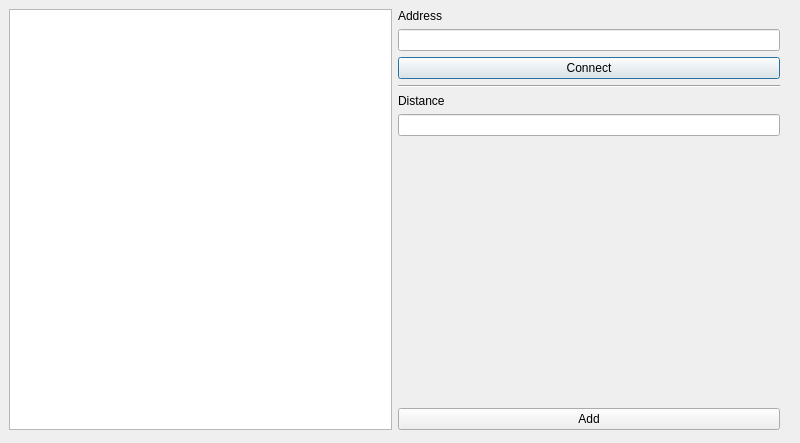
Above: social-distancing-v2/gui/ui/add_camera_dialog.ui from pischule/uni before the change. Below: the same form after it.
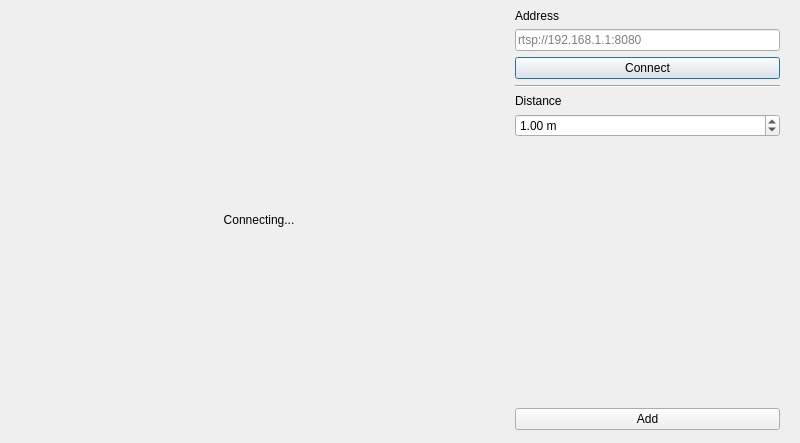
That is the form after the change.

```diff
--- a/social-distancing-v2/gui/ui/add_camera_dialog.ui
+++ b/social-distancing-v2/gui/ui/add_camera_dialog.ui
@@ -24,9 +24,24 @@
    </property>
    <layout class="QHBoxLayout" name="horizontalLayout">
     <item>
-     <widget class="QGraphicsView" name="preview">
-      <property name="autoFillBackground">
-       <bool>true</bool>
+     <widget class="QLabel" name="previewLabel">
+      <property name="sizePolicy">
+       <sizepolicy hsizetype="Fixed" vsizetype="Preferred">
+        <horstretch>0</horstretch>
+        <verstretch>0</verstretch>
+       </sizepolicy>
+      </property>
+      <property name="minimumSize">
+       <size>
+        <width>500</width>
+        <height>0</height>
+       </size>
+      </property>
+      <property name="text">
+       <string>Connecting...</string>
+      </property>
+      <property name="alignment">
+       <set>Qt::AlignCenter</set>
       </property>
      </widget>
     </item>
@@ -47,6 +62,15 @@
           <verstretch>0</verstretch>
          </sizepolicy>
         </property>
+        <property name="inputMask">
+         <string/>
+        </property>
+        <property name="maxLength">
+         <number>32767</number>
+        </property>
+        <property name="placeholderText">
+         <string>rtsp://192.168.1.1:8080</string>
+        </property>
        </widget>
       </item>
       <item>
@@ -77,12 +101,15 @@
        </widget>
       </item>
       <item>
-       <widget class="QLineEdit" name="distance">
-        <property name="sizePolicy">
-         <sizepolicy hsizetype="MinimumExpanding" vsizetype="Fixed">
-          <horstretch>0</horstretch>
-          <verstretch>0</verstretch>
-         </sizepolicy>
+       <widget class="QDoubleSpinBox" name="doubleSpinBox">
+        <property name="prefix">
+         <string/>
+        </property>
+        <property name="suffix">
+         <string> m</string>
+        </property>
+        <property name="value">
+         <double>1.000000000000000</double>
         </property>
        </widget>
       </item>
```
Left out of the diff: 4 changed lines with no effect on the pictures.
